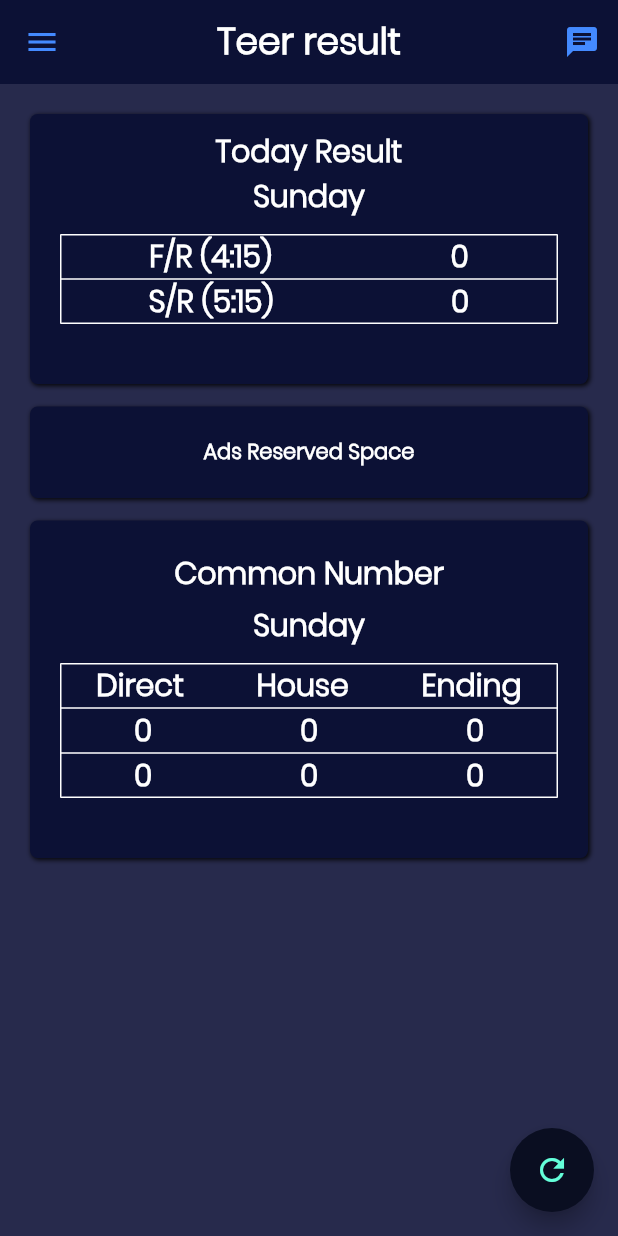
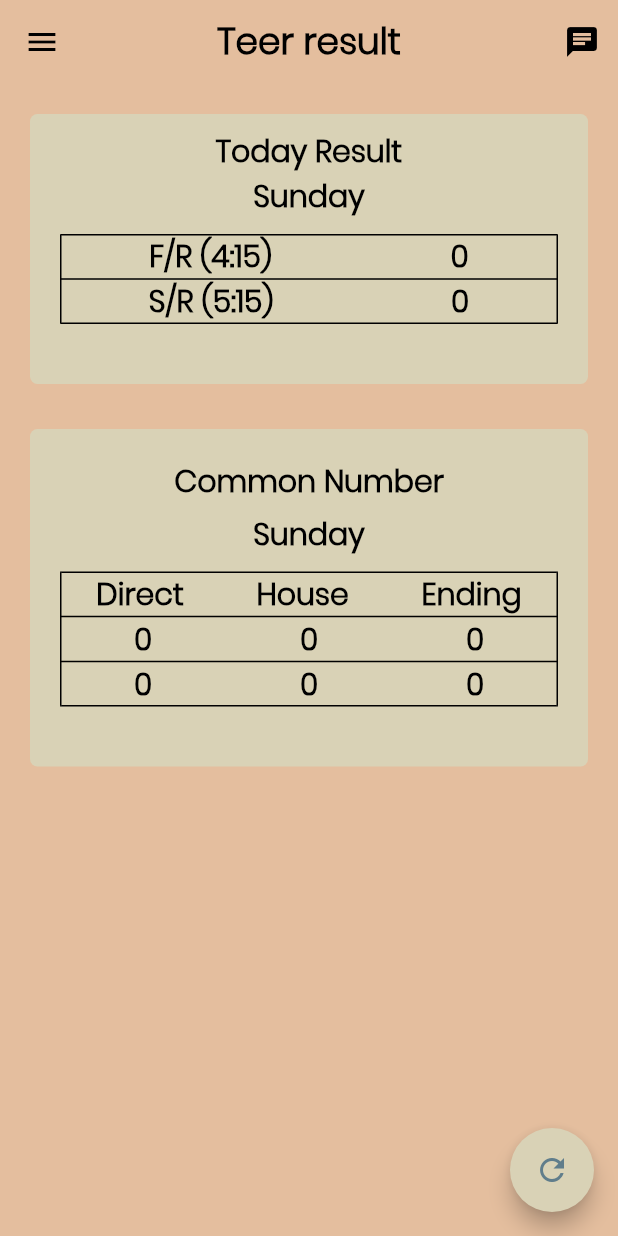
Before and after one commit to AbhijitL/teer_app, a Flutter app: the screen it shows after launch, on a phone screen of 412 x 824 dp. Run offline on Flutter 3.47's test engine with Material 2 defaults, Android fonts, the light colour scheme and no system bars; our stand-ins replace csv, firebase_database; accounts and stored records are empty.

Commit message:
very big overhaul  changes but messy code

```diff
--- a/lib/UI/HomeScreen.dart
+++ b/lib/UI/HomeScreen.dart
@@ -5,8 +5,8 @@ import 'dart:convert';
 import 'dreamno.dart';
 import '../chat/chat.dart';
 import 'aboutMe.dart';
-
-
+import '../const.dart';
+import 'package:flutter/services.dart';
 
 class Appss extends StatefulWidget {
   @override
@@ -228,16 +228,12 @@ class _AppssState extends State<Appss> {
 
   @override
   Widget build(BuildContext context) {
-    SystemChrome.setPreferredOrientations([
-      DeviceOrientation.portraitUp,
-      DeviceOrientation.portraitDown,
-    ]);
+    SystemChrome.setSystemUIOverlayStyle(SystemUiOverlayStyle(statusBarColor: Colors.transparent));
     return Scaffold(
-        backgroundColor: Color.fromRGBO(39, 42, 76, 30.0),
+      backgroundColor: sysColor,
         appBar: AppBar(
-          title: Text("Teer result",style: TextStyle(fontSize: 24.0,color: Colors.white,fontWeight: FontWeight.w900),),
+          title: Text("Teer result",style: TextStyle(fontSize: 24.0,color: fontColor,fontWeight: FontWeight.w900),),
           centerTitle: true,
-          backgroundColor: Color.fromRGBO(12,17, 53, 50.0),
           elevation: 0.0,
           actions: <Widget>[
             IconButton(
@@ -249,10 +245,10 @@ class _AppssState extends State<Appss> {
               }
             ),
           ],
-          iconTheme: new IconThemeData(color: Colors.blueAccent),
+
         ),
         floatingActionButton: FloatingActionButton(
-          backgroundColor: Color(0xFF0A0E21),
+          backgroundColor: Color(0xFFD9D2B6),
           onPressed: (){
             fetchData1();
             fetchData2();
@@ -263,11 +259,11 @@ class _AppssState extends State<Appss> {
             fetchData7();
             fetchData8();
           },
-          child: Icon(Icons.refresh,color: Colors.tealAccent),
+          child: Icon(Icons.refresh,color: Colors.blueGrey),
         ),
         drawer: Theme(
           data: Theme.of(context).copyWith(
-            canvasColor: Color.fromRGBO(39, 42, 76,50),
+            canvasColor: Color(0xFFE4BE9E),
           ),
           child: Drawer(
           child:ListView(
@@ -278,18 +274,18 @@ class _AppssState extends State<Appss> {
                   child: Column(
                     mainAxisAlignment: MainAxisAlignment.spaceBetween,
                     children: <Widget>[
-                      Text("Teer Result",style: TextStyle(fontSize: 24.0,color: Colors.white,fontWeight: FontWeight.w900),),
-                      Text("A Simple app to check teer result and chat with other people ",style: TextStyle(fontSize: 18.0,color: Colors.white,fontWeight: FontWeight.w500),),
+                      Text("Teer Result",style: TextStyle(fontSize: 24.0,color: fontColor,fontWeight: FontWeight.w900),),
+                      Text("A Simple app to check teer result and chat with other people ",style: TextStyle(fontSize: 18.0,color: fontColor,fontWeight: FontWeight.w500),),
                     ],
                   ),
                 ),
                 decoration: BoxDecoration(
-                  color: Color.fromRGBO(12, 17, 53, 50),
+                  color: Color(0xFFE4BE9E),
                 ),
               ),
               ListTile(
                 leading: Icon(Icons.settings_system_daydream,color: Colors.pinkAccent,),
-                title: Text("Dream Number",style: TextStyle(fontSize: 24.0,color: Colors.white,fontWeight: FontWeight.w900),),
+                title: Text("Dream Number",style: TextStyle(fontSize: 24.0,color: fontColor,fontWeight: FontWeight.w900),),
                 onTap: (){
                   Navigator.push(context,
                   MaterialPageRoute(builder: (context) => TableLayout()),
@@ -298,7 +294,7 @@ class _AppssState extends State<Appss> {
               ),
               ListTile(
                 leading: Icon(Icons.person,color: Colors.pinkAccent,),
-                title: Text("About us",style: TextStyle(fontSize: 20.0,color: Colors.white,fontWeight: FontWeight.w900),),
+                title: Text("About us",style: TextStyle(fontSize: 20.0,color: fontColor,fontWeight: FontWeight.w900),),
                 onTap: (){
                   Navigator.push(context,
                   MaterialPageRoute(builder: (context) => aboutMe()),
@@ -321,36 +317,29 @@ class _AppssState extends State<Appss> {
 
                 decoration: BoxDecoration(
                   borderRadius: BorderRadius.circular(5),
-                  color: Color.fromRGBO(12,17, 53, 100),
-                  boxShadow: [
-                    new BoxShadow(
-                      color: Colors.black87,
-                      offset: new Offset(1.0, 1.0),
-                      blurRadius: 2.0,
+                  color:boxColor,
 
-                    ),
-                  ]
                 ),
                 child:Column(
                 children: <Widget>[
                   Center(
-                    child: Text("Today Result",style: TextStyle(fontSize: 20.0,color: Colors.white,fontWeight: FontWeight.w900),),
+                    child: Text("Today Result",style: TextStyle(fontSize: 20.0,color: fontColor,fontWeight: FontWeight.w900),),
                   ),
                   //Container(margin: EdgeInsets.only(bottom: 10.0),),
                   Center(
-                    child: Text("${(isSunday()==true)?TodayIsSundayString():"$day/$month/$year"}",style: TextStyle(fontSize: 20.0,color: Colors.white,fontWeight: FontWeight.w900),),
+                    child: Text("${(isSunday()==true)?TodayIsSundayString():"$day/$month/$year"}",style: TextStyle(fontSize: 20.0,color: fontColor,fontWeight: FontWeight.w900),),
                   ),
                   Container(margin: EdgeInsets.only(bottom: 10.0),),
                   Table(
-                  border: TableBorder.all(width: 1.0,color: Colors.white),
+                  border: TableBorder.all(width: 1.0,color: fontColor),
                   children: [
                     TableRow(children: [
                       TableCell(child: Row(
                         mainAxisAlignment: MainAxisAlignment.spaceAround,
                         children: <Widget>[
-                          new Text("F/R (4:15)",style: TextStyle(fontSize: 20.0,color: Colors.white,fontWeight: FontWeight.w900,),),
+                          new Text("F/R (4:15)",style: TextStyle(fontSize: 20.0,color: fontColor,fontWeight: FontWeight.w900,),),
                           new Text("$result",
-                          style: TextStyle(fontSize: 20.0,color: Colors.white,fontWeight: FontWeight.w900),),
+                          style: TextStyle(fontSize: 20.0,color: fontColor,fontWeight: FontWeight.w900),),
                         ],
                       ),)
                     ]
@@ -359,8 +348,8 @@ class _AppssState extends State<Appss> {
                       TableCell(child: Row(
                         mainAxisAlignment: MainAxisAlignment.spaceAround,
                         children: <Widget>[
-                          new Text("S/R (5:15)",style: TextStyle(fontSize: 20.0,color: Colors.white,fontWeight: FontWeight.w900),),
-                          new Text("$result1",style: TextStyle(fontSize: 20.0,color: Colors.white,fontWeight: FontWeight.w900),),
+                          new Text("S/R (5:15)",style: TextStyle(fontSize: 20.0,color: fontColor,fontWeight: FontWeight.w900),),
+                          new Text("$result1",style: TextStyle(fontSize: 20.0,color: fontColor,fontWeight: FontWeight.w900),),
                         ],
                       ),)
                     ]
@@ -373,30 +362,7 @@ class _AppssState extends State<Appss> {
               ),
               Container(margin: EdgeInsets.only(top: 15.0),),
               //Todo Puts ads here
-              Container(
-                padding: EdgeInsets.all(20.0),
-                decoration: BoxDecoration(
-                  borderRadius: BorderRadius.circular(5),
-                  color: Color.fromRGBO(12,17, 53, 100),
-                  boxShadow: [
-                    new BoxShadow(
-                      color: Colors.black87,
-                      offset: new Offset(1.0, 1.0),
-                      blurRadius: 2.0,
 
-                    ),
-                  ]
-                ),
-                child: Column(
-                  children: <Widget>[
-                    Center(
-                      child: Text("Ads Reserved Space",
-                        style: TextStyle(fontSize: 14.0,color: Colors.white,fontWeight: FontWeight.w900,)
-                      ),
-                    )
-                  ],
-                ),
-              ),
               //End Ads Reserved space
               Container(margin: EdgeInsets.only(top: 15.0),),
               Container(
@@ -404,38 +370,31 @@ class _AppssState extends State<Appss> {
 
                 decoration: BoxDecoration(
                   borderRadius: BorderRadius.circular(5),
-                  color: Color.fromRGBO(12,17, 53, 100),
-                  boxShadow: [
-                    new BoxShadow(
-                      color: Colors.black87,
-                      offset: new Offset(1.0, 1.0),
-                      blurRadius: 2.0,
+                  color: boxColor,
 
-                    ),
-                  ]
                 ),
                 child: Column(
                   children: <Widget>[
                     Container(margin: EdgeInsets.only(top: 20.0),),
                     Center(
-                      child: Text("Common Number",style: TextStyle(fontSize: 20.0,color: Colors.white,fontWeight: FontWeight.w900,),),
+                      child: Text("Common Number",style: TextStyle(fontSize: 20.0,color: fontColor,fontWeight: FontWeight.w900,),),
                     ),
                     Container(margin: EdgeInsets.only(top: 5.0),),
                     Center(
-                      child: Text("${(isSunday()==true)?TodayIsSundayString():"$day/$month/$year"}",style: TextStyle(fontSize: 20.0,color: Colors.white,fontWeight: FontWeight.w900,),),
+                      child: Text("${(isSunday()==true)?TodayIsSundayString():"$day/$month/$year"}",style: TextStyle(fontSize: 20.0,color: fontColor,fontWeight: FontWeight.w900,),),
                     ),
                     Container(margin: EdgeInsets.only(top: 10.0),),
                     Table(
-                      border: TableBorder.all(width: 1.0,color: Colors.white),
+                      border: TableBorder.all(width: 1.0,color: fontColor),
                       children: [
                         TableRow(
                           children: [TableCell(
                             child: Row(
                               mainAxisAlignment: MainAxisAlignment.spaceAround,
                               children: <Widget>[
-                                new Text("Direct",style: TextStyle(fontSize: 20.0,color: Colors.white,fontWeight: FontWeight.w900,),),
-                                new Text("House",style: TextStyle(fontSize: 20.0,color: Colors.white,fontWeight: FontWeight.w900,),),
-                                new Text("Ending",style: TextStyle(fontSize: 20.0,color: Colors.white,fontWeight: FontWeight.w900,),),
+                                new Text("Direct",style: TextStyle(fontSize: 20.0,color: fontColor,fontWeight: FontWeight.w900,),),
+                                new Text("House",style: TextStyle(fontSize: 20.0,color: fontColor,fontWeight: FontWeight.w900,),),
+                                new Text("Ending",style: TextStyle(fontSize: 20.0,color: fontColor,fontWeight: FontWeight.w900,),),
                               ],
                             ),
                           ),],
@@ -446,9 +405,9 @@ class _AppssState extends State<Appss> {
                             child: Row(
                               mainAxisAlignment: MainAxisAlignment.spaceAround,
                               children: <Widget>[
-                                new Text('$direct1',style: TextStyle(fontSize: 20.0,color: Colors.white,fontWeight: FontWeight.w900,),),
-                                new Text("$house1",style: TextStyle(fontSize: 20.0,color: Colors.white,fontWeight: FontWeight.w900,),),
-                                new Text("$ending1",style: TextStyle(fontSize: 20.0,color: Colors.white,fontWeight: FontWeight.w900,),),
+                                new Text('$direct1',style: TextStyle(fontSize: 20.0,color: fontColor,fontWeight: FontWeight.w900,),),
+                                new Text("$house1",style: TextStyle(fontSize: 20.0,color: fontColor,fontWeight: FontWeight.w900,),),
+                                new Text("$ending1",style: TextStyle(fontSize: 20.0,color: fontColor,fontWeight: FontWeight.w900,),),
                               ],
                             ),
                           ),],
@@ -459,9 +418,9 @@ class _AppssState extends State<Appss> {
                             child: Row(
                               mainAxisAlignment: MainAxisAlignment.spaceAround,
                               children: <Widget>[
-                                new Text('$direct2',style: TextStyle(fontSize: 20.0,color: Colors.white,fontWeight: FontWeight.w900,),),
-                                new Text("$house2",style: TextStyle(fontSize: 20.0,color: Colors.white,fontWeight: FontWeight.w900,),),
-                                new Text("$ending2",style: TextStyle(fontSize: 20.0,color: Colors.white,fontWeight: FontWeight.w900,),),
+                                new Text('$direct2',style: TextStyle(fontSize: 20.0,color: fontColor,fontWeight: FontWeight.w900,),),
+                                new Text("$house2",style: TextStyle(fontSize: 20.0,color: fontColor,fontWeight: FontWeight.w900,),),
+                                new Text("$ending2",style: TextStyle(fontSize: 20.0,color:fontColor,fontWeight: FontWeight.w900,),),
                               ],
                             ),
                           ),],
--- /dev/null
+++ b/lib/const.dart
@@ -0,0 +1,6 @@
+import 'package:flutter/material.dart';
+
+const fontColor = Colors.black;
+const boxColor = Color(0xFFD9D2B6);
+const sysColor = Color(0xFFE4BE9E);
+const iconColor = Colors.pink;
--- a/lib/main.dart
+++ b/lib/main.dart
@@ -8,7 +8,9 @@ void main(){
     //showPerformanceOverlay: true,
     theme: ThemeData(
       fontFamily: 'Poppins',
-      iconTheme: new IconThemeData(color: Colors.blueAccent),
+      iconTheme: new IconThemeData(color: Colors.white),
+      primaryColor: Color(0xFFE4BE9E),
+      accentColor: Color(0xFFE4BE9E)
     ),
     home: Appss(),
   ));
```
Also changed, not shown: lib/UI/aboutMe.dart (+10 -10 lines), lib/UI/dreamno.dart (+6 -13 lines), lib/chat/chat.dart (+14 -16 lines).
